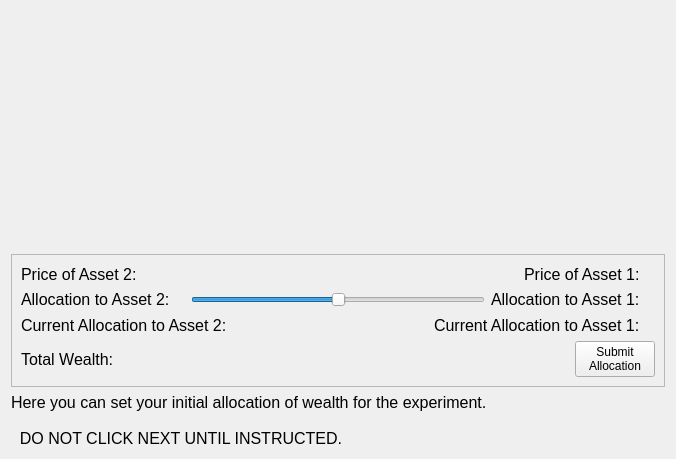
Above: MarketSimulation/initialallocationscreen.ui from dwattttt/marketsim before the change. Below: the same form after it.
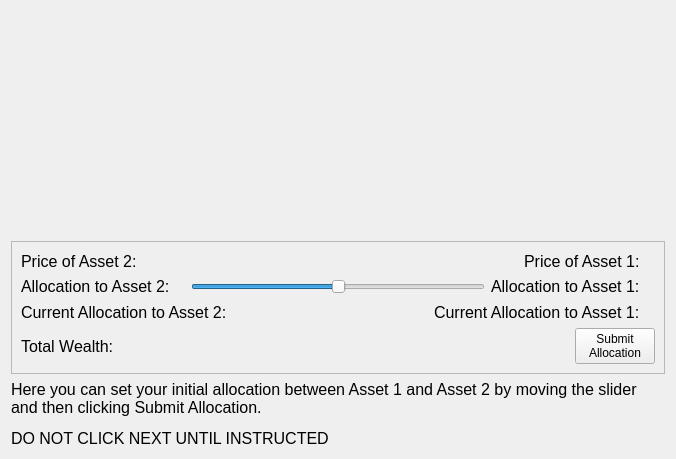
That is the form after the change.

Diff of the .ui file:
```diff
--- a/MarketSimulation/initialallocationscreen.ui
+++ b/MarketSimulation/initialallocationscreen.ui
@@ -312,9 +312,10 @@
       </font>
      </property>
      <property name="text">
-      <string>Here you can set your initial allocation of wealth for the experiment.
-
-  DO NOT CLICK NEXT UNTIL INSTRUCTED.</string>
+      <string>&lt;html&gt;&lt;head/&gt;&lt;body&gt;&lt;p&gt;Here you can set your initial allocation between Asset 1 and Asset 2 by moving the slider and then clicking Submit Allocation.&lt;/p&gt;&lt;p&gt;DO NOT CLICK NEXT UNTIL INSTRUCTED &lt;/p&gt;&lt;/body&gt;&lt;/html&gt;</string>
+     </property>
+     <property name="wordWrap">
+      <bool>true</bool>
      </property>
     </widget>
    </item>
```
